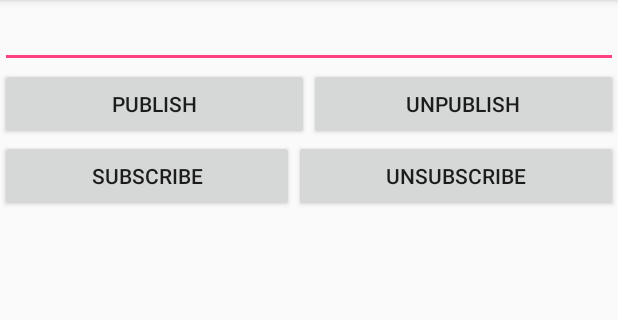
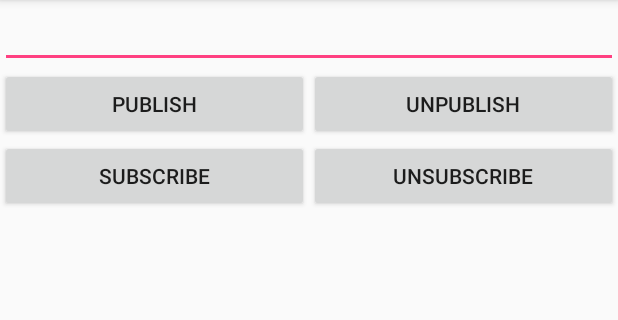
Before and after one commit to JohannesStrauTHBingen/NearbyVortrag, an Android app: the screen it shows after launch (MainActivity), after a tap on "PUBLISH", on a phone screen of 412 x 824 dp, the part 84-404 px from its top. Run offline under Robolectric (Android 15) with nearby library versions, the phone set to English and light mode, and no system bars; 6 statements that could not run were skipped.

Commit message:
Button Layouts angepasst, Toast.show() vergessen; eingefügt

```diff
--- a/NearbyVortragApp/app/src/main/java/com/example/johannes/nearbyvortragapp/MainActivity.java
+++ b/NearbyVortragApp/app/src/main/java/com/example/johannes/nearbyvortragapp/MainActivity.java
@@ -1,8 +1,5 @@
 package com.example.johannes.nearbyvortragapp;
 
-import android.content.Context;
-import android.net.ConnectivityManager;
-import android.net.NetworkInfo;
 import android.support.annotation.NonNull;
 import android.support.annotation.Nullable;
 import android.support.v7.app.AppCompatActivity;
@@ -115,13 +112,13 @@ public class MainActivity extends AppCompatActivity implements GoogleApiClient.C
     public void addItemToListView(String item) {
         listItems.add(item);
         adapter.notifyDataSetChanged();
-        Toast.makeText(this, "found: "+item, Toast.LENGTH_LONG);
+        Toast.makeText(this, "found: "+item, Toast.LENGTH_LONG).show();
     }
 
     public void removeItemFromListView(String item){
         listItems.remove(item);
         adapter.notifyDataSetChanged();
-        Toast.makeText(this, "removed: "+item, Toast.LENGTH_LONG);
+        Toast.makeText(this, "removed: "+item, Toast.LENGTH_LONG).show();
     }
 
     @Override
@@ -147,7 +144,7 @@ public class MainActivity extends AppCompatActivity implements GoogleApiClient.C
     public void onStart() {
         super.onStart();
         mGoogleApiClient.connect();
-        Toast.makeText(this, "Connected to API Client", Toast.LENGTH_LONG);
+        Toast.makeText(this, "Connected to API Client", Toast.LENGTH_LONG).show();
     }
 
     @Override
@@ -163,28 +160,31 @@ public class MainActivity extends AppCompatActivity implements GoogleApiClient.C
         Log.i("PUB", "Publishing message: " + message);
         mActiveMessage = new Message(message.getBytes());
         Nearby.Messages.publish(mGoogleApiClient, mActiveMessage);
-        Toast.makeText(this, "Published message: "+message, Toast.LENGTH_LONG);
+        Toast.makeText(this, "Published message: "+message, Toast.LENGTH_LONG).show();
     }
 
     private void unpublish() {
-        Log.i("UNPUB", "Unpublishing.");
+
         if (mActiveMessage != null) {
+            Log.i("UNPUB", "Unpublishing.");
             Nearby.Messages.unpublish(mGoogleApiClient, mActiveMessage);
-            Toast.makeText(this, "Unpublished message: "+mActiveMessage.toString(), Toast.LENGTH_LONG);
+            Toast.makeText(this, "Unpublished message: "+mActiveMessage.toString(), Toast.LENGTH_LONG).show();
             mActiveMessage = null;
+        } else {
+            Toast.makeText(this, "No message to unpublish.", Toast.LENGTH_LONG).show();
         }
     }
 
     private void subscribe() {
         Log.i("SUB", "Subscribing.");
         Nearby.Messages.subscribe(mGoogleApiClient, mMessageListener);
-        Toast.makeText(this, "Subscribed", Toast.LENGTH_LONG);
+        Toast.makeText(this, "Subscribed", Toast.LENGTH_LONG).show();
     }
 
     private void unsubscribe() {
         Log.i("UNSUB", "Unsubscribing.");
         Nearby.Messages.unsubscribe(mGoogleApiClient, mMessageListener);
-        Toast.makeText(this, "Unsubscribed", Toast.LENGTH_LONG);
+        Toast.makeText(this, "Unsubscribed", Toast.LENGTH_LONG).show();
     }
 
 }
--- a/NearbyVortragApp/app/src/main/res/layout/activity_main.xml
+++ b/NearbyVortragApp/app/src/main/res/layout/activity_main.xml
@@ -21,19 +21,20 @@
         <LinearLayout
             android:orientation="horizontal"
             android:layout_width="match_parent"
-            android:layout_height="wrap_content">
+            android:layout_height="wrap_content"
+            android:weightSum="2">
 
             <Button
                 android:text="Publish"
                 android:layout_width="match_parent"
-                android:layout_height="wrap_content"
+                android:layout_height="match_parent"
                 android:id="@+id/pub"
                 android:layout_weight="1" />
 
             <Button
                 android:text="Unpublish"
                 android:layout_width="match_parent"
-                android:layout_height="wrap_content"
+                android:layout_height="match_parent"
                 android:id="@+id/unpub"
                 android:layout_weight="1" />
         </LinearLayout>
@@ -41,19 +42,20 @@
         <LinearLayout
             android:orientation="horizontal"
             android:layout_width="match_parent"
-            android:layout_height="wrap_content">
+            android:layout_height="wrap_content"
+            android:weightSum="2">
 
             <Button
                 android:text="Subscribe"
-                android:layout_width="wrap_content"
-                android:layout_height="wrap_content"
+                android:layout_width="match_parent"
+                android:layout_height="match_parent"
                 android:id="@+id/sub"
                 android:layout_weight="1" />
 
             <Button
                 android:text="Unsubscribe"
-                android:layout_width="wrap_content"
-                android:layout_height="wrap_content"
+                android:layout_width="match_parent"
+                android:layout_height="match_parent"
                 android:id="@+id/unsub"
                 android:layout_weight="1" />
         </LinearLayout>
```
